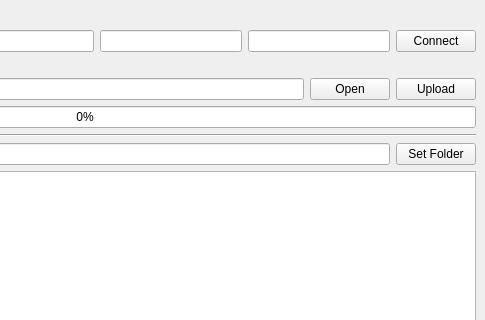
This is tebrafile/mainwindow.ui in MATF-RS20/RS022-tebrafile as Qt 5 draws it before an edit; both pictures show x 315 to 800 and y 0 to 320 of the 800 by 600 pixel window. The edited form follows.
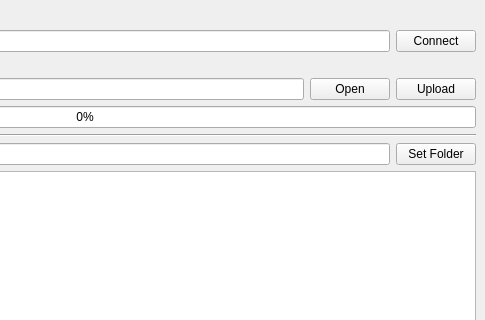
This is the edited form.

Commit message: add dialog for credentials

```diff
--- a/tebrafile/mainwindow.ui
+++ b/tebrafile/mainwindow.ui
@@ -37,12 +37,6 @@
         </property>
        </widget>
       </item>
-      <item>
-       <widget class="QLineEdit" name="userNameField"/>
-      </item>
-      <item>
-       <widget class="QLineEdit" name="passwdField"/>
-      </item>
       <item>
        <widget class="QPushButton" name="connectButton">
         <property name="text">
```
The commit also changes 6 other files.
